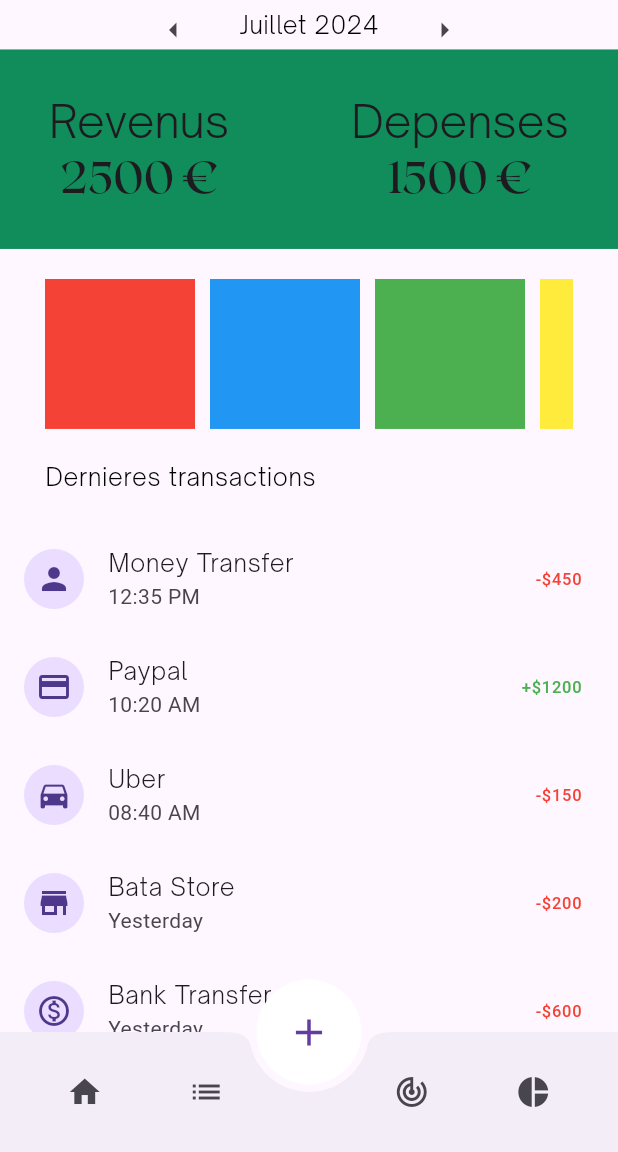
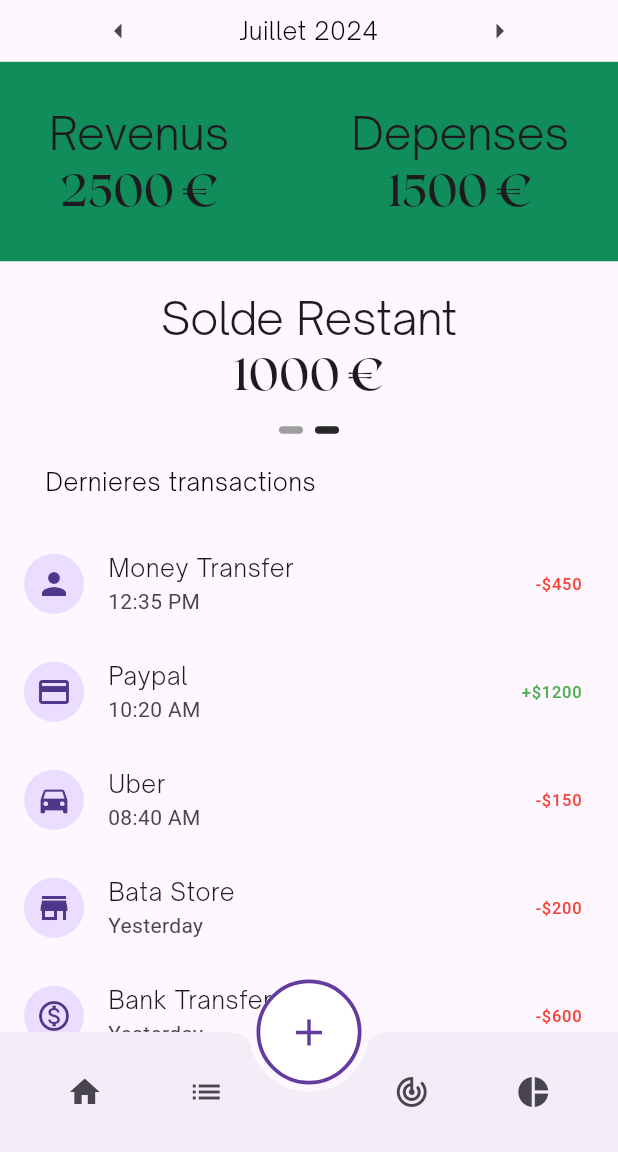
Before and after one commit to sikadali/stack_my_money_app, a Flutter app: the screen it shows after launch, on a phone screen of 412 x 824 dp, the part 84-1236 px from its top. Run offline on Flutter 3.47's test engine with Material 3 defaults, Android fonts, the phone set to English and light mode, and no system bars; drawn by our look-alikes of carousel_slider, smooth_page_indicator; our stand-ins replace liquid_swipe.

Commit message:
finish UI content homepage

```diff
--- a/lib/src/common_widgets/floating_action_button.dart
+++ b/lib/src/common_widgets/floating_action_button.dart
@@ -16,7 +16,7 @@ class SFloatingActionButton extends StatelessWidget {
       child: FittedBox(
         child: FloatingActionButton(
           elevation: 0,
-          shape: const CircleBorder(),
+          shape: CircleBorder(side: BorderSide(width: 2.0, color: isDarkMode ? Colors.transparent : sSecondaryColor)),
           backgroundColor: isDarkMode ? null : sWhiteColor,
           foregroundColor: isDarkMode ? null : sSecondaryColor,
           tooltip: sTooltipNewTransaction,
--- a/lib/src/features/home/home_screen.dart
+++ b/lib/src/features/home/home_screen.dart
@@ -1,5 +1,6 @@
-import 'package:flutter/cupertino.dart';
+import 'package:carousel_slider/carousel_slider.dart';
 import 'package:flutter/material.dart';
+import 'package:smooth_page_indicator/smooth_page_indicator.dart';
 import 'package:stack_my_money_app/src/common_widgets/bottom_nav_bar.dart';
 import 'package:stack_my_money_app/src/common_widgets/drawer.dart';
 import 'package:stack_my_money_app/src/common_widgets/floating_action_button.dart';
@@ -16,75 +17,62 @@ class HomeScreen extends StatelessWidget {
     double screenHeight = mediaQuery.size.height;
     double screenWidth = mediaQuery.size.width;
 
-    List<Widget> items = <Widget>[
-      Container(width: 100, color: Colors.red),
-      Container(width: 100, color: Colors.blue),
-      Container(width: 100, color: Colors.green),
-      Container(width: 100, color: Colors.yellow),
-      Container(width: 100, color: Colors.orange),
-      Container(width: 100, color: Colors.red),
-      Container(width: 100, color: Colors.blue),
-      Container(width: 100, color: Colors.green),
-      Container(width: 100, color: Colors.yellow),
-      Container(width: 100, color: Colors.orange),
-    ];
-
     List<Widget> transactions = [
-      TransactionItem(
+      const TransactionItem(
           icon: Icons.person,
           title: 'Money Transfer',
           time: '12:35 PM',
           amount: '-\$450',
           amountColor: Colors.red),
-      TransactionItem(
+      const TransactionItem(
           icon: Icons.payment,
           title: 'Paypal',
           time: '10:20 AM',
           amount: '+\$1200',
           amountColor: Colors.green),
-      TransactionItem(
+      const TransactionItem(
           icon: Icons.directions_car,
           title: 'Uber',
           time: '08:40 AM',
           amount: '-\$150',
           amountColor: Colors.red),
-      TransactionItem(
+      const TransactionItem(
           icon: Icons.store,
           title: 'Bata Store',
           time: 'Yesterday',
           amount: '-\$200',
           amountColor: Colors.red),
-      TransactionItem(
+      const TransactionItem(
           icon: Icons.monetization_on_outlined,
           title: 'Bank Transfer',
           time: 'Yesterday',
           amount: '-\$600',
           amountColor: Colors.red),
-      TransactionItem(
+      const TransactionItem(
           icon: Icons.person,
           title: 'Money Transfer',
           time: '12:35 PM',
           amount: '-\$450',
           amountColor: Colors.red),
-      TransactionItem(
+      const TransactionItem(
           icon: Icons.payment,
           title: 'Paypal',
           time: '10:20 AM',
           amount: '+\$1200',
           amountColor: Colors.green),
-      TransactionItem(
+      const TransactionItem(
           icon: Icons.directions_car,
           title: 'Uber',
           time: '08:40 AM',
           amount: '-\$150',
           amountColor: Colors.red),
-      TransactionItem(
+      const TransactionItem(
           icon: Icons.store,
           title: 'Bata Store',
           time: 'Yesterday',
           amount: '-\$200',
           amountColor: Colors.red),
-      TransactionItem(
+      const TransactionItem(
           icon: Icons.monetization_on_outlined,
           title: 'Bank Transfer',
           time: 'Yesterday',
@@ -93,16 +81,16 @@ class HomeScreen extends StatelessWidget {
     ];
 
     return Scaffold(
-      appBar: SNavBar(),
-      drawer: SDrawer(),
-      bottomNavigationBar: SBottomNavBar(),
+      appBar: const SNavBar(),
+      drawer: const SDrawer(),
+      bottomNavigationBar: const SBottomNavBar(),
       floatingActionButtonLocation: FloatingActionButtonLocation.centerDocked,
-      floatingActionButton: SFloatingActionButton(),
+      floatingActionButton: const SFloatingActionButton(),
       body: Column(
         children: [
-          Container(height: screenHeight / 25, child: MonthCarousel()),
+          SizedBox(height: screenHeight / 20, child: const MonthCarousel()),
           Container(
-              padding: EdgeInsets.symmetric(vertical: 30),
+              padding: const EdgeInsets.symmetric(vertical: 30),
               width: screenWidth,
               color: sPrimaryColor,
               child: Row(
@@ -115,30 +103,16 @@ class HomeScreen extends StatelessWidget {
                     ),
                     Text("2500 €", style: Theme.of(context).textTheme.titleLarge)
                   ]),
-                  VerticalDivider(),
+                  const VerticalDivider(),
                   Column(children: [
                     Text("Depenses", style: Theme.of(context).textTheme.displayMedium),
                     Text("1500 €", style: Theme.of(context).textTheme.titleLarge)
                   ]),
                 ],
               )),
-          SizedBox(height: 20),
-          Container(
-            height: 100,
-            padding: const EdgeInsets.symmetric(horizontal: sDefaultSize),
-            child: ListView.separated(
-              // This next line does the trick.
-              scrollDirection: Axis.horizontal,
-              itemCount: items.length,
-              separatorBuilder: (context, index) {
-                return SizedBox(width: 10.0); // Add spacing of 10.0 between each item
-              },
-              itemBuilder: (context, index) {
-                return items[index];
-              },
-            ),
-          ),
-          SizedBox(height: 20),
+          const SizedBox(height: 20),
+          SCarouselSliderWidget(screenWidth: screenWidth),
+          const SizedBox(height: 20),
           Padding(
               padding: const EdgeInsets.only(left: sDefaultSize),
               child: Row(
@@ -146,7 +120,7 @@ class HomeScreen extends StatelessWidget {
                   Text("Dernieres transactions", style: Theme.of(context).textTheme.bodyLarge),
                 ],
               )),
-          SizedBox(height: 20),
+          const SizedBox(height: 20),
           Expanded(
             child: ListView(
               children: transactions,
@@ -154,6 +128,67 @@ class HomeScreen extends StatelessWidget {
           ),
         ],
       ),
+    );
+  }
+}
+
+class SCarouselSliderWidget extends StatefulWidget {
+  const SCarouselSliderWidget({
+    super.key,
+    required this.screenWidth,
+  });
+
+  final double screenWidth;
+
+  @override
+  State<SCarouselSliderWidget> createState() => _SCarouselSliderWidgetState();
+}
+
+class _SCarouselSliderWidgetState extends State<SCarouselSliderWidget> {
+  int _currentIndex = 1;
+  @override
+  Widget build(BuildContext context) {
+    List<Widget> stats = [
+      Column(
+        children: [
+          Text("Solde Restant", style: Theme.of(context).textTheme.displayMedium),
+          Text("1000 €", style: Theme.of(context).textTheme.titleLarge)
+        ],
+      ),
+      Column(
+        children: [
+          Text("Solde Final Prédit", style: Theme.of(context).textTheme.displayMedium),
+          Text("52.34 €", style: Theme.of(context).textTheme.titleLarge)
+        ],
+      )
+    ];
+
+    return Column(
+      children: [
+        Container(
+            height: 90,
+            width: widget.screenWidth,
+            padding: const EdgeInsets.symmetric(horizontal: sDefaultSize),
+            child: CarouselSlider(
+              options: CarouselOptions(
+                viewportFraction: 1,
+                onPageChanged: (index, reason) {
+                  setState(() {
+                    _currentIndex = index;
+                  });
+                },
+              ),
+              items: stats,
+            )),
+        AnimatedSmoothIndicator(
+          activeIndex: _currentIndex,
+          count: stats.length,
+          effect: const WormEffect(
+              activeDotColor: Color(0xff272727),
+              dotHeight: 5.0
+          ),
+        )
+      ],
     );
   }
 }
@@ -203,6 +238,9 @@ class _MonthCarouselState extends State<MonthCarousel> {
 
   @override
   Widget build(BuildContext context) {
+    MediaQueryData mediaQuery = MediaQuery.of(context);
+    double screenWidth = mediaQuery.size.width;
+
     return GestureDetector(
       onHorizontalDragEnd: (details) {
         if (details.primaryVelocity != null && details.primaryVelocity! < 0) {
@@ -215,16 +253,20 @@ class _MonthCarouselState extends State<MonthCarousel> {
         mainAxisAlignment: MainAxisAlignment.center,
         children: [
           IconButton(
-            icon: Icon(Icons.arrow_left),
+            icon: const Icon(Icons.arrow_left),
             onPressed: _previousMonth,
           ),
           Container(
-            padding: EdgeInsets.symmetric(horizontal: 20.0),
-            child: Text('${months[_selectedDate.month - 1]} ${_selectedDate.year}',
-                style: Theme.of(context).textTheme.bodyLarge),
+            padding: const EdgeInsets.symmetric(horizontal: 20.0),
+            width: screenWidth / 2,
+            child: Text(
+              '${months[_selectedDate.month - 1]} ${_selectedDate.year}',
+              style: Theme.of(context).textTheme.bodyLarge,
+              textAlign: TextAlign.center,
+            ),
           ),
           IconButton(
-            icon: Icon(Icons.arrow_right),
+            icon: const Icon(Icons.arrow_right),
             onPressed: _nextMonth,
           ),
         ],
@@ -240,7 +282,7 @@ class TransactionItem extends StatelessWidget {
   final String amount;
   final Color amountColor;
 
-  TransactionItem({
+  const TransactionItem({super.key,
     required this.icon,
     required this.title,
     required this.time,
--- a/pubspec.yaml
+++ b/pubspec.yaml
@@ -8,6 +8,7 @@ environment:
 
 dependencies:
      bloc: ^8.1.4
+     carousel_slider: ^4.2.1
      flutter:
           sdk: flutter
      flutter_bloc: ^8.1.6
```
Also changed, not shown: pubspec.lock.
